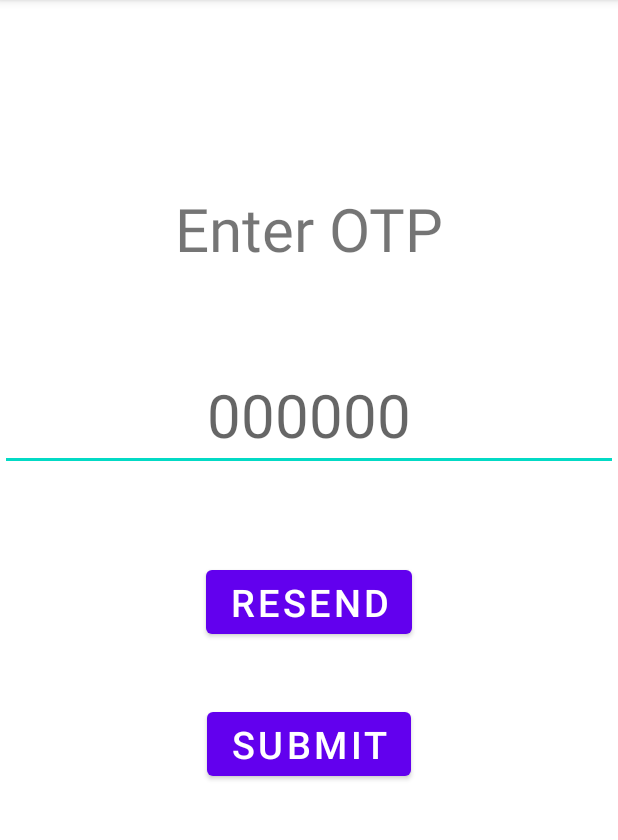
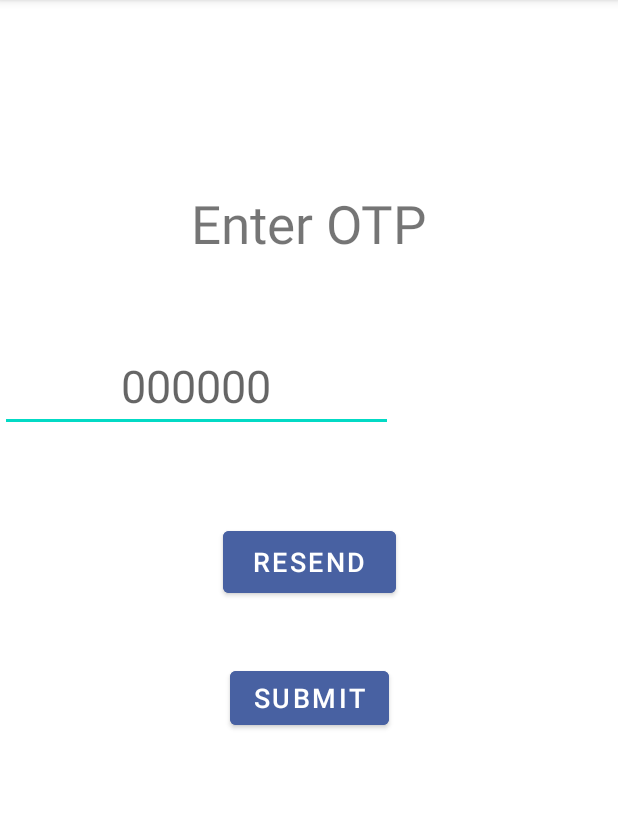
Before and after one commit to mohit-1089/Limiter, an Android app: the Otp screen opened directly, with no data from a screen before it, on a phone screen of 412 x 824 dp, the part 84-924 px from its top. Run offline under Robolectric (Android 15) with nearby library versions, the phone set to English and light mode, and no system bars.

Commit message:
Updated design

```diff
--- /dev/null
+++ b/Limiter/app/src/main/res/font/font.xml
@@ -0,0 +1,4 @@
+<?xml version="1.0" encoding="utf-8"?>
+<font-family xmlns:android="http://schemas.android.com/apk/res/android">
+
+</font-family>
--- a/Limiter/app/src/main/res/layout/activity_otp.xml
+++ b/Limiter/app/src/main/res/layout/activity_otp.xml
@@ -11,47 +11,50 @@
         android:layout_width="wrap_content"
         android:layout_height="wrap_content"
         android:text="Enter OTP"
-        android:textSize="40sp"
+        android:textSize="35sp"
 
         app:layout_constraintLeft_toLeftOf="parent"
         app:layout_constraintRight_toRightOf="parent"
         app:layout_constraintTop_toTopOf="parent"
         android:layout_margin="125dp"
         />
+
     <EditText
         android:id="@+id/etOtp"
-        android:layout_width="match_parent"
-        android:layout_height="wrap_content"
+        android:layout_width="262dp"
+        android:layout_height="51dp"
 
 
+        android:layout_marginTop="64dp"
+        android:gravity="center"
         android:hint="000000"
-        android:textSize="40sp"
-        android:gravity="center"
-        app:layout_constraintTop_toBottomOf="@id/tvOtp"
         android:paddingLeft="20dp"
         android:paddingRight="20dp"
-        android:layout_marginTop="60dp"
-        />
+        android:textSize="30sp"
+        app:layout_constraintTop_toBottomOf="@id/tvOtp"
+        tools:layout_editor_absoluteX="74dp" />
+
     <Button
         android:id="@+id/btnResend"
-        android:layout_width="wrap_content"
-        android:layout_height="wrap_content"
+        android:layout_width="115dp"
+        android:layout_height="53dp"
+        android:layout_marginTop="60dp"
 
+        android:backgroundTint="#4861A2"
         android:text="RESEND"
-        android:textSize="25sp"
+        android:textSize="18sp"
         app:layout_constraintLeft_toLeftOf="parent"
         app:layout_constraintRight_toRightOf="parent"
-        app:layout_constraintTop_toBottomOf="@+id/etOtp"
-        android:layout_marginTop="60dp"
-        />
+        app:layout_constraintTop_toBottomOf="@+id/etOtp" />
 
     <Button
         android:id="@+id/btnSubmit"
         android:layout_width="wrap_content"
         android:layout_height="wrap_content"
+        android:backgroundTint="#4861A2"
 
         android:text="Submit"
-        android:textSize="25sp"
+        android:textSize="18sp"
         app:layout_constraintLeft_toLeftOf="parent"
         app:layout_constraintRight_toRightOf="parent"
         app:layout_constraintTop_toBottomOf="@+id/btnResend"
--- a/Limiter/app/src/main/res/layout/app_bar_sidebar.xml
+++ b/Limiter/app/src/main/res/layout/app_bar_sidebar.xml
@@ -15,7 +15,7 @@
             android:id="@+id/toolbar"
             android:layout_width="match_parent"
             android:layout_height="?attr/actionBarSize"
-            android:background="?attr/colorPrimary"
+            android:background="#4861A2"
             app:popupTheme="@style/Theme.Limiter.PopupOverlay" />
 
     </com.google.android.material.appbar.AppBarLayout>
--- a/Limiter/app/src/main/res/layout/fragment_faq.xml
+++ b/Limiter/app/src/main/res/layout/fragment_faq.xml
@@ -27,6 +27,7 @@
         android:layout_marginStart="136dp"
         android:layout_marginTop="127dp"
         android:layout_marginEnd="181dp"
+        android:backgroundTint="#4861A2"
         android:text="Button"
         app:layout_constraintEnd_toEndOf="parent"
         app:layout_constraintStart_toStartOf="parent"
--- a/Limiter/app/src/main/res/layout/nav_header_sidebar.xml
+++ b/Limiter/app/src/main/res/layout/nav_header_sidebar.xml
@@ -3,7 +3,7 @@
     xmlns:app="http://schemas.android.com/apk/res-auto"
     android:layout_width="match_parent"
     android:layout_height="@dimen/nav_header_height"
-    android:background="@color/purple_500"
+    android:background="#4861A2"
     android:gravity="bottom"
     android:orientation="vertical"
     android:paddingLeft="@dimen/activity_horizontal_margin"
--- a/Limiter/build.gradle
+++ b/Limiter/build.gradle
@@ -5,7 +5,7 @@ buildscript {
         mavenCentral()
     }
     dependencies {
-        classpath 'com.android.tools.build:gradle:7.1.2'
+        classpath 'com.android.tools.build:gradle:7.1.3'
 
         // NOTE: Do not place your application dependencies here; they belong
         // in the individual module build.gradle files
```
Also changed, not shown: Limiter/app/src/main/res/layout/activity_login.xml (+8 -8 lines), Limiter/app/src/main/res/layout/activity_main.xml (+14 -12 lines), Limiter/app/src/main/res/layout/activity_sign_up.xml (+73 -71 lines), Limiter/app/src/main/res/font/impact.ttf (added).
